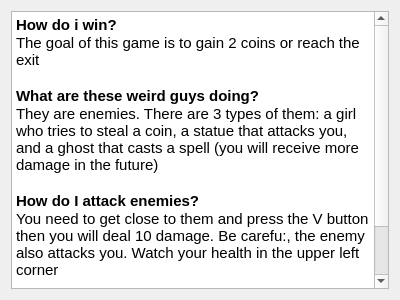
Above: inc/view/faqwindow.ui from dkamakin/OOP before the change. Below: the same form after it.
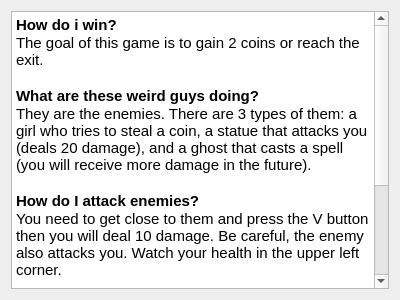
That is the form after the change.

Patch:
```diff
--- a/inc/view/faqwindow.ui
+++ b/inc/view/faqwindow.ui
@@ -22,16 +22,19 @@
 p, li { white-space: pre-wrap; }
 &lt;/style&gt;&lt;/head&gt;&lt;body style=&quot; font-family:'Ubuntu'; font-size:11pt; font-weight:400; font-style:normal;&quot;&gt;
 &lt;p style=&quot; margin-top:0px; margin-bottom:0px; margin-left:0px; margin-right:0px; -qt-block-indent:0; text-indent:0px;&quot;&gt;&lt;span style=&quot; font-weight:600;&quot;&gt;How do i win?&lt;/span&gt;&lt;/p&gt;
-&lt;p style=&quot; margin-top:0px; margin-bottom:0px; margin-left:0px; margin-right:0px; -qt-block-indent:0; text-indent:0px;&quot;&gt;The goal of this game is to gain 2 coins or reach the exit&lt;/p&gt;
+&lt;p style=&quot; margin-top:0px; margin-bottom:0px; margin-left:0px; margin-right:0px; -qt-block-indent:0; text-indent:0px;&quot;&gt;The goal of this game is to gain 2 coins or reach the exit.&lt;/p&gt;
 &lt;p style=&quot;-qt-paragraph-type:empty; margin-top:0px; margin-bottom:0px; margin-left:0px; margin-right:0px; -qt-block-indent:0; text-indent:0px;&quot;&gt;&lt;br /&gt;&lt;/p&gt;
 &lt;p style=&quot; margin-top:0px; margin-bottom:0px; margin-left:0px; margin-right:0px; -qt-block-indent:0; text-indent:0px;&quot;&gt;&lt;span style=&quot; font-weight:600;&quot;&gt;What are these weird guys doing?&lt;/span&gt;&lt;/p&gt;
-&lt;p style=&quot; margin-top:0px; margin-bottom:0px; margin-left:0px; margin-right:0px; -qt-block-indent:0; text-indent:0px;&quot;&gt;They are enemies. There are 3 types of them: a girl who tries to steal a coin, a statue that attacks you, and a ghost that casts a spell (you will receive more damage in the future)&lt;/p&gt;
+&lt;p style=&quot; margin-top:0px; margin-bottom:0px; margin-left:0px; margin-right:0px; -qt-block-indent:0; text-indent:0px;&quot;&gt;They are the enemies. There are 3 types of them: a girl who tries to steal a coin, a statue that attacks you (deals 20 damage), and a ghost that casts a spell (you will receive more damage in the future).&lt;/p&gt;
 &lt;p style=&quot;-qt-paragraph-type:empty; margin-top:0px; margin-bottom:0px; margin-left:0px; margin-right:0px; -qt-block-indent:0; text-indent:0px;&quot;&gt;&lt;br /&gt;&lt;/p&gt;
 &lt;p style=&quot; margin-top:0px; margin-bottom:0px; margin-left:0px; margin-right:0px; -qt-block-indent:0; text-indent:0px;&quot;&gt;&lt;span style=&quot; font-weight:600;&quot;&gt;How do I attack enemies?&lt;/span&gt;&lt;/p&gt;
-&lt;p style=&quot; margin-top:0px; margin-bottom:0px; margin-left:0px; margin-right:0px; -qt-block-indent:0; text-indent:0px;&quot;&gt;You need to get close to them and press the V button then you will deal 10 damage. Be carefu:, the enemy also attacks you. Watch your health in the upper left corner&lt;/p&gt;
+&lt;p style=&quot; margin-top:0px; margin-bottom:0px; margin-left:0px; margin-right:0px; -qt-block-indent:0; text-indent:0px;&quot;&gt;You need to get close to them and press the V button then you will deal 10 damage. Be careful, the enemy also attacks you. Watch your health in the upper left corner.&lt;/p&gt;
+&lt;p style=&quot;-qt-paragraph-type:empty; margin-top:0px; margin-bottom:0px; margin-left:0px; margin-right:0px; -qt-block-indent:0; text-indent:0px;&quot;&gt;&lt;br /&gt;&lt;/p&gt;
+&lt;p style=&quot; margin-top:0px; margin-bottom:0px; margin-left:0px; margin-right:0px; -qt-block-indent:0; text-indent:0px;&quot;&gt;&lt;span style=&quot; font-weight:600;&quot;&gt;What's the sword?&lt;/span&gt;&lt;/p&gt;
+&lt;p style=&quot; margin-top:0px; margin-bottom:0px; margin-left:0px; margin-right:0px; -qt-block-indent:0; text-indent:0px;&quot;&gt;This is an item that allows you to deal more damage. Normally you deal 10 damage but with the sword you deal 20.&lt;/p&gt;
 &lt;p style=&quot;-qt-paragraph-type:empty; margin-top:0px; margin-bottom:0px; margin-left:0px; margin-right:0px; -qt-block-indent:0; text-indent:0px;&quot;&gt;&lt;br /&gt;&lt;/p&gt;
 &lt;p style=&quot; margin-top:0px; margin-bottom:0px; margin-left:0px; margin-right:0px; -qt-block-indent:0; text-indent:0px;&quot;&gt;&lt;span style=&quot; font-weight:600;&quot;&gt;Can I save the progress?&lt;/span&gt;&lt;/p&gt;
-&lt;p style=&quot; margin-top:0px; margin-bottom:0px; margin-left:0px; margin-right:0px; -qt-block-indent:0; text-indent:0px;&quot;&gt;Press O for quick save and P for quick load. There are save options in the menu.&lt;/p&gt;&lt;/body&gt;&lt;/html&gt;</string>
+&lt;p style=&quot; margin-top:0px; margin-bottom:0px; margin-left:0px; margin-right:0px; -qt-block-indent:0; text-indent:0px;&quot;&gt;Press O for quick save and P for quick load. There are also save options in the menu.&lt;/p&gt;&lt;/body&gt;&lt;/html&gt;</string>
      </property>
     </widget>
    </item>
```
